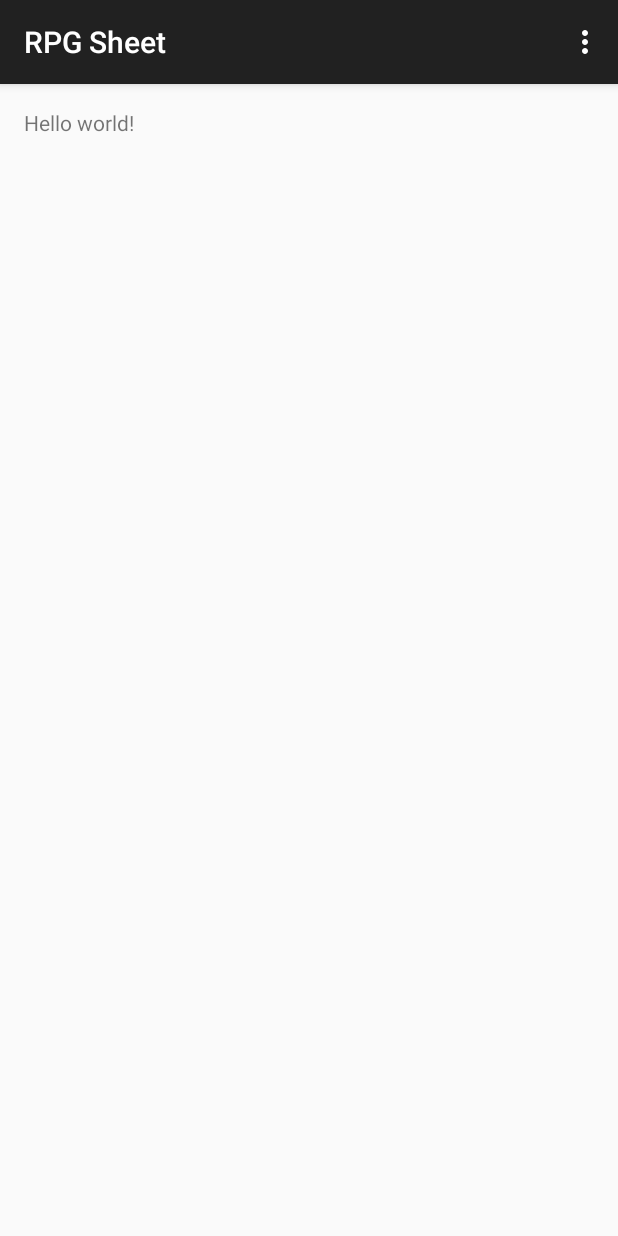
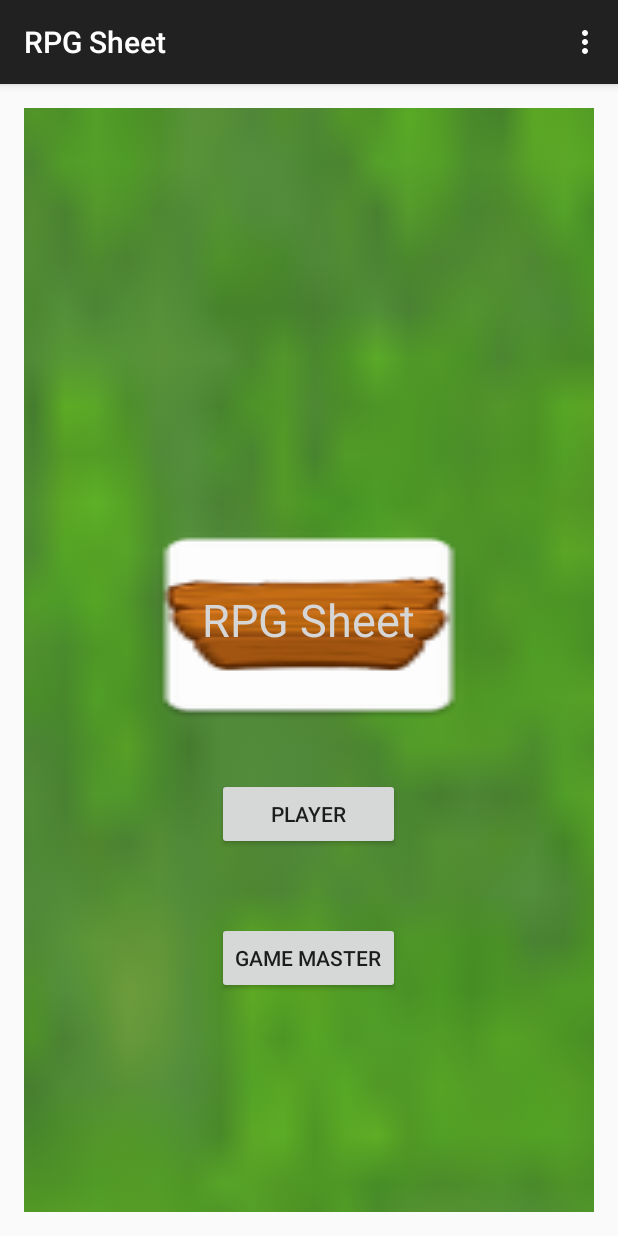
Before and after one commit to WKnight02/RPG_Sheet, an Android app: the screen it shows after launch (MainActivity), on a phone screen of 412 x 824 dp. Run offline under Robolectric (Android 15) with nearby library versions, the phone set to English and light mode, and no system bars.

Commit message:
Test push

```diff
--- a/app/src/main/res/layout/activity_main.xml
+++ b/app/src/main/res/layout/activity_main.xml
@@ -1,11 +1,64 @@
 <RelativeLayout xmlns:android="http://schemas.android.com/apk/res/android"
+    xmlns:app="http://schemas.android.com/apk/res-auto"
     xmlns:tools="http://schemas.android.com/tools" android:layout_width="match_parent"
     android:layout_height="match_parent" android:paddingLeft="@dimen/activity_horizontal_margin"
     android:paddingRight="@dimen/activity_horizontal_margin"
     android:paddingTop="@dimen/activity_vertical_margin"
     android:paddingBottom="@dimen/activity_vertical_margin" tools:context=".MainActivity">
 
-    <TextView android:text="@string/hello_world" android:layout_width="wrap_content"
-        android:layout_height="wrap_content" />
+    <ImageView
+        android:layout_width="wrap_content"
+        android:layout_height="wrap_content"
+        app:srcCompat="@mipmap/background"
+        android:layout_above="@+id/Title"
+        android:layout_toStartOf="@+id/Title"
+        android:layout_marginEnd="85dp"
+        android:layout_marginBottom="49dp"
+        android:id="@+id/imageView6"
+        android:scaleX="45"
+        android:scaleY="70"
+        android:contentDescription="" />
+
+    <Button
+        android:text="@string/player"
+        android:layout_width="wrap_content"
+        android:layout_height="wrap_content"
+        android:id="@+id/Player"
+        android:layout_marginBottom="68dp"
+        android:layout_above="@+id/GameMaster"
+        android:layout_alignStart="@+id/GameMaster"
+        android:layout_alignEnd="@+id/GameMaster"
+        android:translationY="20dp" />
+
+    <Button
+        android:text="@string/game_master"
+        android:layout_width="wrap_content"
+        android:layout_height="wrap_content"
+        android:layout_marginBottom="145dp"
+        android:id="@+id/GameMaster"
+        android:layout_alignParentBottom="true"
+        android:layout_centerHorizontal="true" />
+
+    <ImageView
+        android:layout_width="wrap_content"
+        android:layout_height="wrap_content"
+        app:srcCompat="@mipmap/woddenTitle"
+        android:id="@+id/imageView5"
+        android:scaleX="5"
+        android:scaleY="3"
+        android:layout_alignTop="@+id/Title"
+        android:layout_centerHorizontal="true"
+        android:contentDescription="" />
+
+    <TextView
+        android:text="@string/rpg_sheet"
+        android:layout_width="wrap_content"
+        android:layout_height="wrap_content"
+        android:id="@+id/Title"
+        android:textSize="30sp"
+        android:textColor="@color/abc_input_method_navigation_guard"
+        android:layout_above="@+id/Player"
+        android:layout_centerHorizontal="true"
+        android:layout_marginBottom="65dp" />
 
 </RelativeLayout>
--- a/app/src/main/res/values/strings.xml
+++ b/app/src/main/res/values/strings.xml
@@ -4,5 +4,8 @@
     <string name="app_name">RPG Sheet</string>
     <string name="hello_world">Hello world!</string>
     <string name="action_settings">Settings</string>
+    <string name="game_master">Game Master</string>
+    <string name="player">Player</string>
+    <string name="rpg_sheet">RPG Sheet</string>
 
 </resources>
```
Also changed, not shown: app/src/main/background-web.png (added), app/src/main/res/mipmap-hdpi/background.png (added), app/src/main/res/mipmap-hdpi/woddenTitle.png (added), app/src/main/res/mipmap-mdpi/background.png (added), app/src/main/res/mipmap-mdpi/woddenTitle.png (added), app/src/main/res/mipmap-xhdpi/background.png (added), app/src/main/res/mipmap-xhdpi/woddenTitle.png (added), app/src/main/res/mipmap-xxhdpi/background.png (added), app/src/main/res/mipmap-xxhdpi/woddenTitle.png (added), app/src/main/res/mipmap-xxxhdpi/background.png (added), app/src/main/res/mipmap-xxxhdpi/woddenTitle.png (added), app/src/main/woddenTitle-web.png (added), 3 other files.
